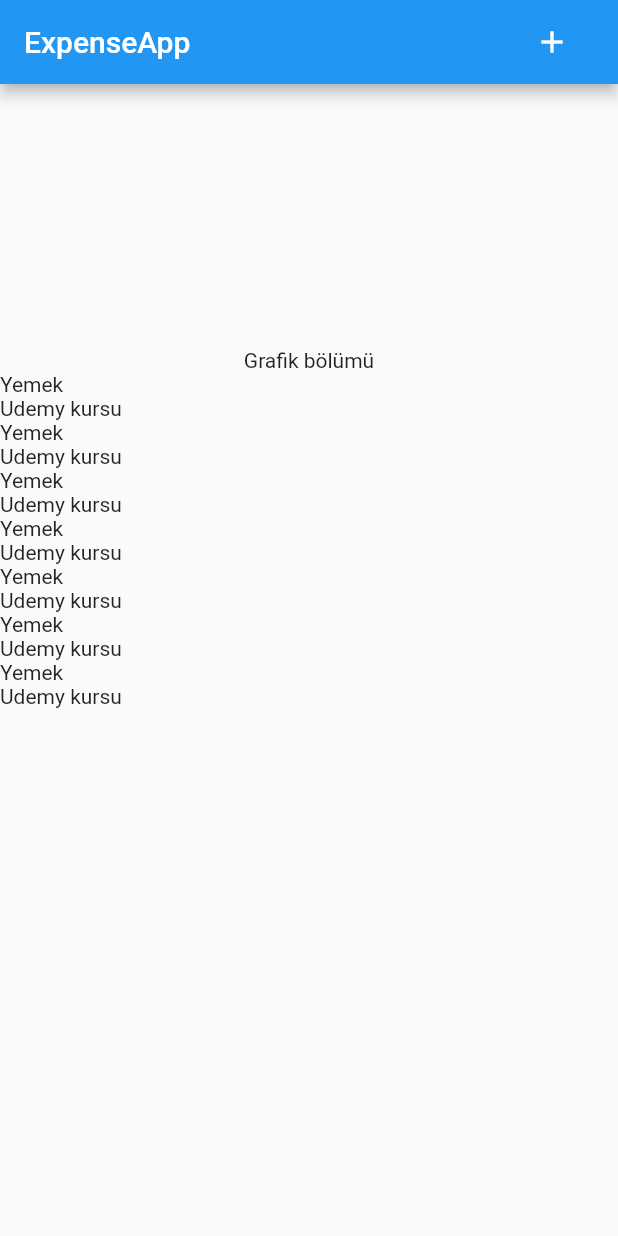
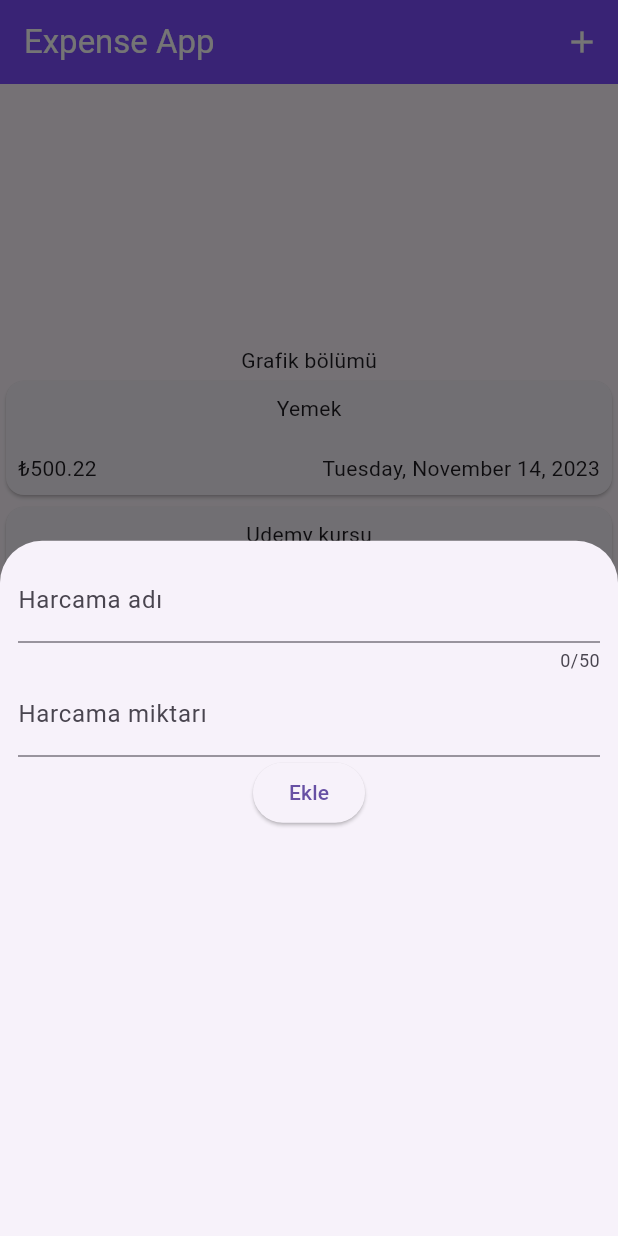
Before and after one commit to berkeercin/tobeto-expenseapp, a Flutter app: the screen it shows after launch, after a tap on the "add" icon, on a phone screen of 412 x 824 dp. Run offline on Flutter 3.47's test engine with Material 2 defaults, Android fonts, the phone set to English and light mode, and no system bars.

Commit message:
14.11.2023 tarihli dersin branch'i

```diff
--- a/lib/main.dart
+++ b/lib/main.dart
@@ -1,12 +1,10 @@
 import 'package:expenseapp/pages/expenses_page.dart';
+import 'package:expenseapp/pages/main_page.dart';
 import 'package:flutter/material.dart';
 
 void main() {
-  runApp(const MaterialApp(
-    home: Scaffold(
-      body: ExpensesPage(),
-    ),
-  ));
+  runApp(MaterialApp(
+      theme: ThemeData(useMaterial3: true), home: const MainPage()));
 }
 
 
--- a/lib/models/expense.dart
+++ b/lib/models/expense.dart
@@ -8,7 +8,7 @@ class Expense {
       : id = uuid.v4();
   final String id;
   final String name;
-  final int price;
+  final double price;
   final DateTime date;
 }
 
--- a/lib/pages/expenses_page.dart
+++ b/lib/pages/expenses_page.dart
@@ -1,6 +1,7 @@
 // ignore_for_file: library_private_types_in_public_api
 
 import 'package:expenseapp/models/expense.dart';
+import 'package:expenseapp/widgets/expense_item.dart';
 import 'package:flutter/material.dart';
 
 class ExpensesPage extends StatefulWidget {
@@ -12,40 +13,13 @@ class ExpensesPage extends StatefulWidget {
 
 class _ExpensesPageState extends State<ExpensesPage> {
   List<Expense> expenses = [
-    Expense(name: "Yemek", price: 500, date: DateTime.now()),
-    Expense(name: "Udemy kursu", price: 200, date: DateTime.now()),
-    Expense(name: "Yemek", price: 500, date: DateTime.now()),
-    Expense(name: "Udemy kursu", price: 200, date: DateTime.now()),
-    Expense(name: "Yemek", price: 500, date: DateTime.now()),
-    Expense(name: "Udemy kursu", price: 200, date: DateTime.now()),
-    Expense(name: "Yemek", price: 500, date: DateTime.now()),
-    Expense(name: "Udemy kursu", price: 200, date: DateTime.now()),
-    Expense(name: "Yemek", price: 500, date: DateTime.now()),
-    Expense(name: "Udemy kursu", price: 200, date: DateTime.now()),
-    Expense(name: "Yemek", price: 500, date: DateTime.now()),
-    Expense(name: "Udemy kursu", price: 200, date: DateTime.now()),
-    Expense(name: "Yemek", price: 500, date: DateTime.now()),
-    Expense(name: "Udemy kursu", price: 200, date: DateTime.now()),
+    Expense(name: "Yemek", price: 500.22, date: DateTime.now()),
+    Expense(name: "Udemy kursu", price: 200.00, date: DateTime.now()),
   ];
 
   @override
   Widget build(BuildContext context) {
-    return Scaffold(
-      appBar: AppBar(
-        title: Row(
-          mainAxisAlignment: MainAxisAlignment.spaceBetween,
-          children: [
-            const Text("ExpenseApp"),
-            FloatingActionButton(
-              backgroundColor: Colors.transparent,
-              elevation: 0,
-              onPressed: () {},
-              child: const Icon(Icons.add),
-            )
-          ],
-        ),
-      ),
-      body: Center(
+    return Center(
       child: Column(
         mainAxisAlignment: MainAxisAlignment.center,
         children: [
@@ -55,12 +29,11 @@ class _ExpensesPageState extends State<ExpensesPage> {
             child: ListView.builder(
                 itemCount: expenses.length,
                 itemBuilder: (context, index) {
-                    return Text(expenses[index].name);
+                  return ExpenseItem(expenses[index]);
                 }),
           ),
         ],
       ),
-      ),
     );
   }
 }
--- /dev/null
+++ b/lib/pages/main_page.dart
@@ -0,0 +1,35 @@
+import 'package:expenseapp/pages/expenses_page.dart';
+import 'package:expenseapp/widgets/new_expense.dart';
+import 'package:flutter/material.dart';
+
+class MainPage extends StatefulWidget {
+  const MainPage({Key? key}) : super(key: key);
+
+  @override
+  _MainPageState createState() => _MainPageState();
+}
+
+class _MainPageState extends State<MainPage> {
+  @override
+  Widget build(BuildContext context) {
+    return Scaffold(
+      appBar: AppBar(
+        title: const Text("Expense App"),
+        foregroundColor: Colors.white,
+        backgroundColor: Colors.deepPurpleAccent,
+        actions: [
+          IconButton(
+              onPressed: () {
+                showModalBottomSheet(
+                    context: context,
+                    builder: (ctx) {
+                      return NewExpense();
+                    });
+              },
+              icon: const Icon(Icons.add))
+        ],
+      ),
+      body: const ExpensesPage(),
+    );
+  }
+}
--- /dev/null
+++ b/lib/widgets/expense_item.dart
@@ -0,0 +1,39 @@
+import 'package:expenseapp/models/expense.dart';
+import 'package:flutter/material.dart';
+import 'package:intl/intl.dart';
+
+class ExpenseItem extends StatelessWidget {
+  const ExpenseItem(this.expense, {Key? key}) : super(key: key);
+  final Expense expense;
+  @override
+  Widget build(BuildContext context) {
+    return Card(
+      child: Padding(
+        padding: const EdgeInsets.all(8.0),
+        child: Column(
+          children: [
+            Text(expense.name),
+            const SizedBox(
+              height: 20,
+            ),
+            Row(
+              children: [
+                Text("₺${expense.price.toStringAsFixed(2)}"),
+                const Spacer(),
+                Text(DateFormat.yMMMMEEEEd()
+                    .format(expense.date)) // TODO: Format Date
+              ],
+            )
+          ],
+        ),
+      ),
+    );
+  }
+}
+// y => yıl
+// M => ay
+// m => dakika
+// H => 24 saat sisteminde saat
+// h => 12 saat sisteminde saat
+// d => gün
+// s => saniye
--- /dev/null
+++ b/lib/widgets/new_expense.dart
@@ -0,0 +1,43 @@
+import 'package:flutter/material.dart';
+
+class NewExpense extends StatefulWidget {
+  const NewExpense({Key? key}) : super(key: key);
+
+  @override
+  _NewExpenseState createState() => _NewExpenseState();
+}
+
+class _NewExpenseState extends State<NewExpense> {
+  var _expenseNameController = TextEditingController();
+  var _expensePriceControler = TextEditingController();
+  @override
+  Widget build(BuildContext context) {
+    return Container(
+      height: double.infinity,
+      width: double.infinity,
+      child: Padding(
+        padding: const EdgeInsets.all(12.0),
+        child: Column(
+          children: [
+            TextField(
+              controller: _expenseNameController,
+              maxLength: 50,
+              decoration: InputDecoration(labelText: "Harcama adı"),
+            ),
+            TextField(
+              controller: _expensePriceControler,
+              keyboardType: TextInputType.number,
+              decoration: InputDecoration(labelText: "Harcama miktarı"),
+            ),
+            ElevatedButton(
+                onPressed: () {
+                  print(
+                      "Kaydedilen değer: ${_expenseNameController.text} ${_expensePriceControler.text}");
+                },
+                child: const Text("Ekle"))
+          ],
+        ),
+      ),
+    );
+  }
+}
--- a/pubspec.yaml
+++ b/pubspec.yaml
@@ -36,6 +36,7 @@ dependencies:
   # Use with the CupertinoIcons class for iOS style icons.
   cupertino_icons: ^1.0.2
   uuid: ^4.2.1
+  intl: ^0.18.1
 
 dev_dependencies:
   flutter_test:
```
Also changed, not shown: pubspec.lock, 1 other file. Lines whose indentation alone changed are shown as unchanged.
